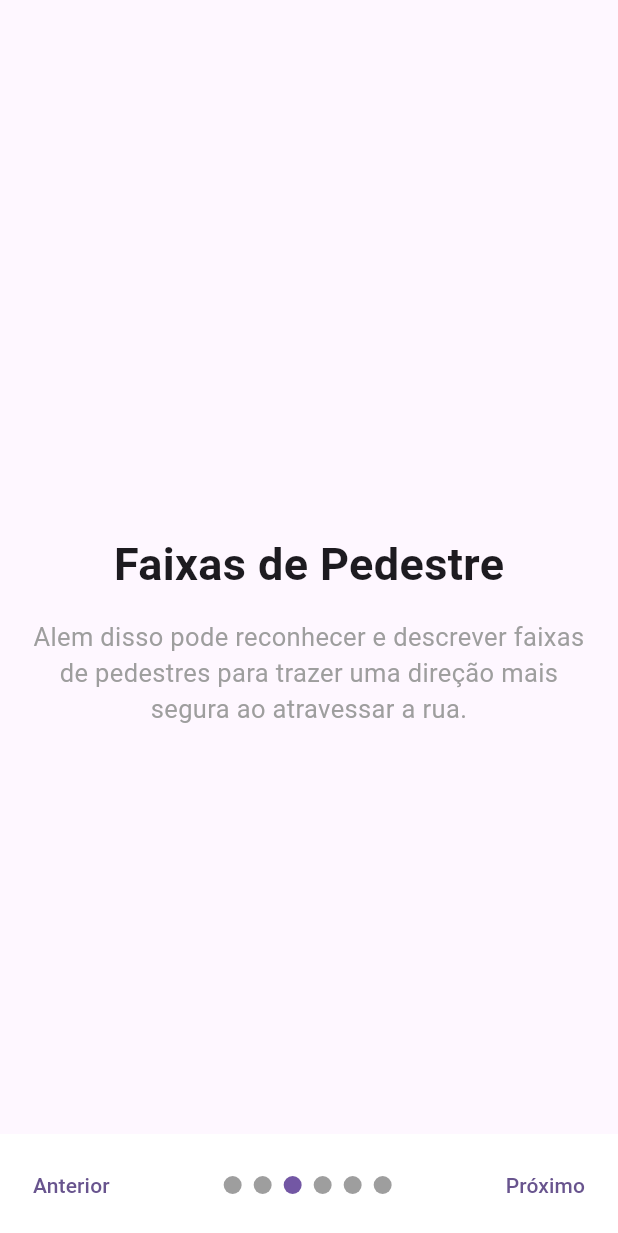
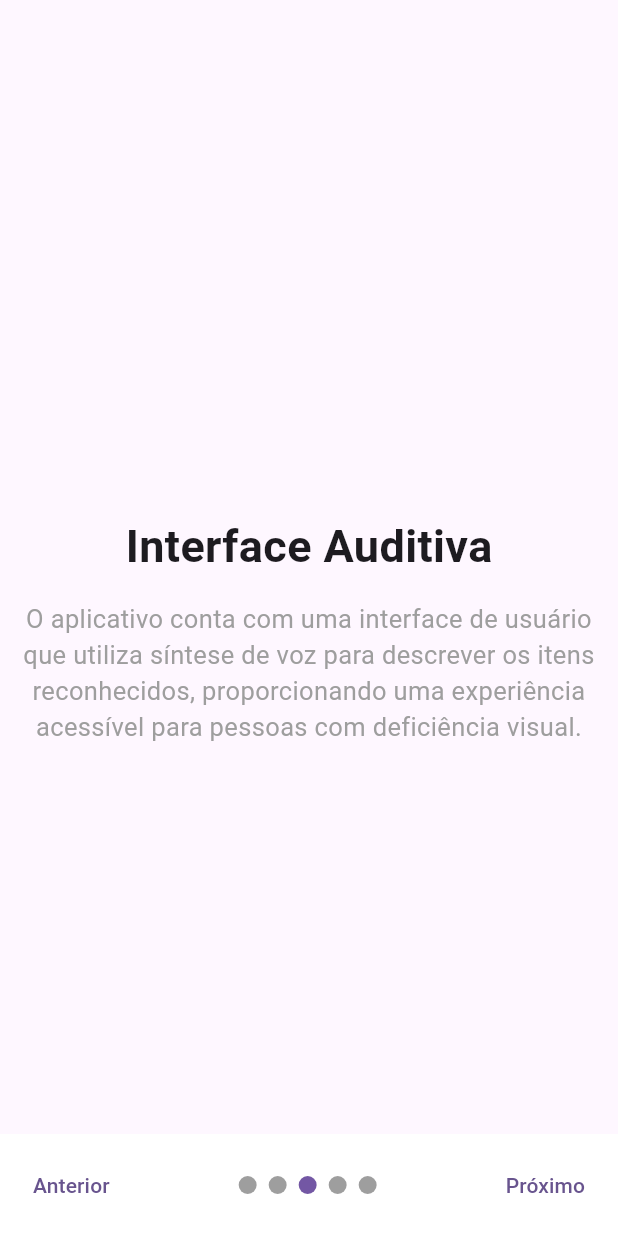
Before and after one commit to bThiiago/tcc-deficiencia, a Flutter app: the screen it shows after launch, swiped to page 3, on a phone screen of 412 x 824 dp. Shown: the top 1233 px of the screen. Run offline on Flutter 3.47's test engine with Material 3 defaults, Android fonts, the light colour scheme and no system bars; drawn by our look-alikes of smooth_page_indicator; our stand-ins replace camera, flutter_tts, shared_preferences; missing offline and left inert: flutter_vision.

Commit message:
Simplificação nos itens do tour para usuários leigos

```diff
--- a/lib/Onboarding/onboarding_items.dart
+++ b/lib/Onboarding/onboarding_items.dart
@@ -5,15 +5,11 @@ class OnboardingItems {
     OnboardingInfo(
         title: "Bem-vindo ao Visão Acessível",
         descriptions:
-            "Um aplicativo desenvolvido para o Trabalho de Conclusão de Curso no Instituto Federal de São Paulo - Campus Presidente Epitacio, que utiliza inteligência artificial para auxiliar pessoas com deficiência visual a navegar com segurança. Para continuar clique na tela, arraste a tela ou clique no botão na parte inferior."),
+            "Um aplicativo desenvolvido para auxiliar pessoas com deficiência visual a navegar com segurança. Clique na tela, arraste a tela ou clique no botão na parte inferior para continuar."),
     OnboardingInfo(
-        title: "Pisos Táteis",
+        title: "Detecção",
         descriptions:
-            "O aplicativo pode reconhecer e descrever pisos táteis, auxiliando pessoas com deficiência visual a navegar com segurança."),
-    OnboardingInfo(
-        title: "Faixas de Pedestre",
-        descriptions:
-            "Alem disso pode reconhecer e descrever faixas de pedestres para trazer uma direção mais segura ao atravessar a rua."),
+            "O aplicativo pode reconhecer e descrever pisos táteis e faixa de pedestres, auxiliando pessoas com deficiência visual a navegar com segurança."),
     OnboardingInfo(
         title: "Interface Auditiva",
         descriptions:
@@ -25,6 +21,6 @@ class OnboardingItems {
     OnboardingInfo(
         title: "Utilização",
         descriptions:
-            "Para utilizar o aplicativo, aponte a câmera para o piso tátil ou faixa de pedestres e aguarde a descrição do item reconhecido. Clique no botão inferior para inciar o aplicativo."),
+            "Para utilizar o aplicativo, aponte a câmera para o piso tátil ou faixa de pedestres e aguarde a descrição do item reconhecido. Clique no botão inferior para iniciar o aplicativo."),
   ];
 }
--- a/pubspec.yaml
+++ b/pubspec.yaml
@@ -1,7 +1,7 @@
 name: tcc_deficiencia
 description: TCC Flutter project.
 publish_to: "none"
-version: 1.0.2
+version: 1.0.3
 
 environment:
   sdk: ">=3.1.5 <4.0.0"
```
